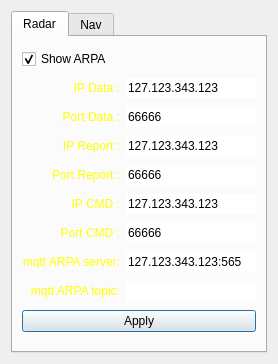
First picture: the form in RadarCoastal/view/dialog/dialogconnections.ui, repository MiftahSalam/RadarCoastal, before the edit.
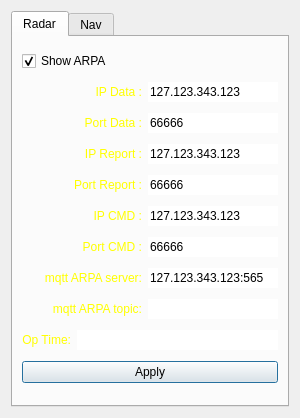
Second picture: the form after the edit. The open tabs and pages were chosen to show the change.

The edit to the form file:
```diff
--- a/RadarCoastal/view/dialog/dialogconnections.ui
+++ b/RadarCoastal/view/dialog/dialogconnections.ui
@@ -6,8 +6,8 @@
    <rect>
     <x>0</x>
     <y>0</y>
-    <width>278</width>
-    <height>364</height>
+    <width>300</width>
+    <height>418</height>
    </rect>
   </property>
   <property name="sizePolicy">
@@ -348,6 +348,45 @@
          </item>
         </layout>
        </item>
+       <item>
+        <layout class="QHBoxLayout" name="horizontalLayout_12">
+         <item>
+          <widget class="QLabel" name="label_17">
+           <property name="styleSheet">
+            <string notr="true">color: rgb(255, 255, 0);</string>
+           </property>
+           <property name="text">
+            <string>Op Time:</string>
+           </property>
+           <property name="alignment">
+            <set>Qt::AlignRight|Qt::AlignTrailing|Qt::AlignVCenter</set>
+           </property>
+          </widget>
+         </item>
+         <item>
+          <widget class="QLineEdit" name="lineEditOpTime">
+           <property name="maximumSize">
+            <size>
+             <width>1300</width>
+             <height>16777215</height>
+            </size>
+           </property>
+           <property name="text">
+            <string/>
+           </property>
+           <property name="maxLength">
+            <number>100</number>
+           </property>
+           <property name="frame">
+            <bool>false</bool>
+           </property>
+           <property name="readOnly">
+            <bool>true</bool>
+           </property>
+          </widget>
+         </item>
+        </layout>
+       </item>
        <item>
         <widget class="QPushButton" name="pushButtonApply">
          <property name="enabled">
```
Left out of the diff: 2 changed lines with no effect on the pictures.
